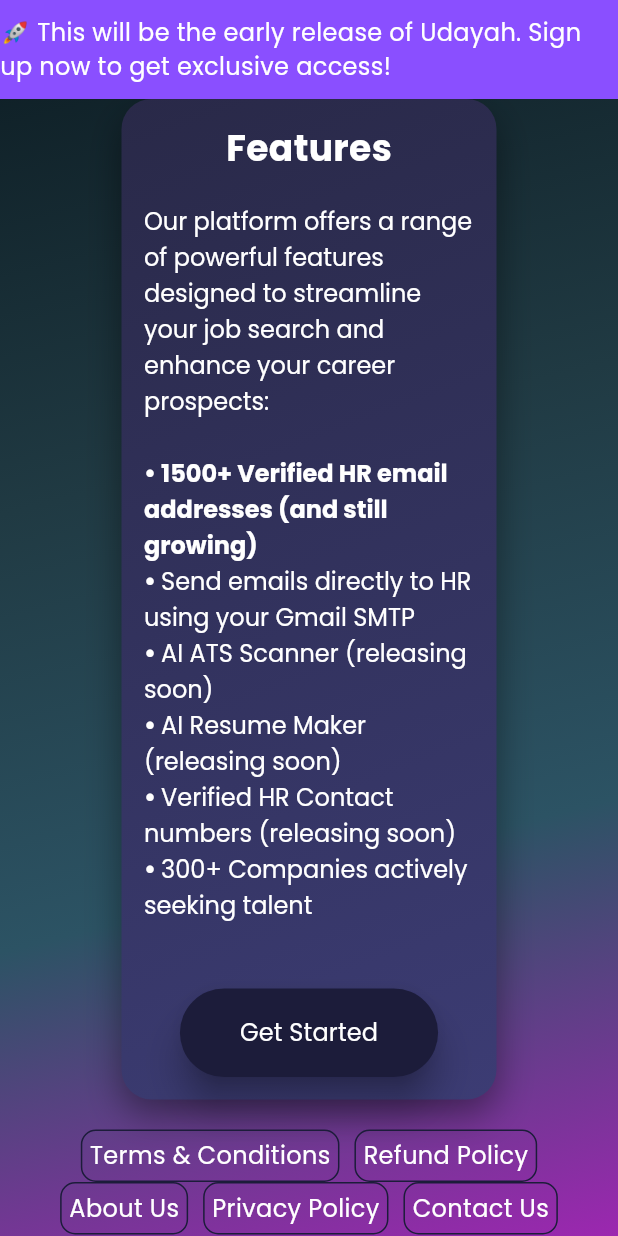
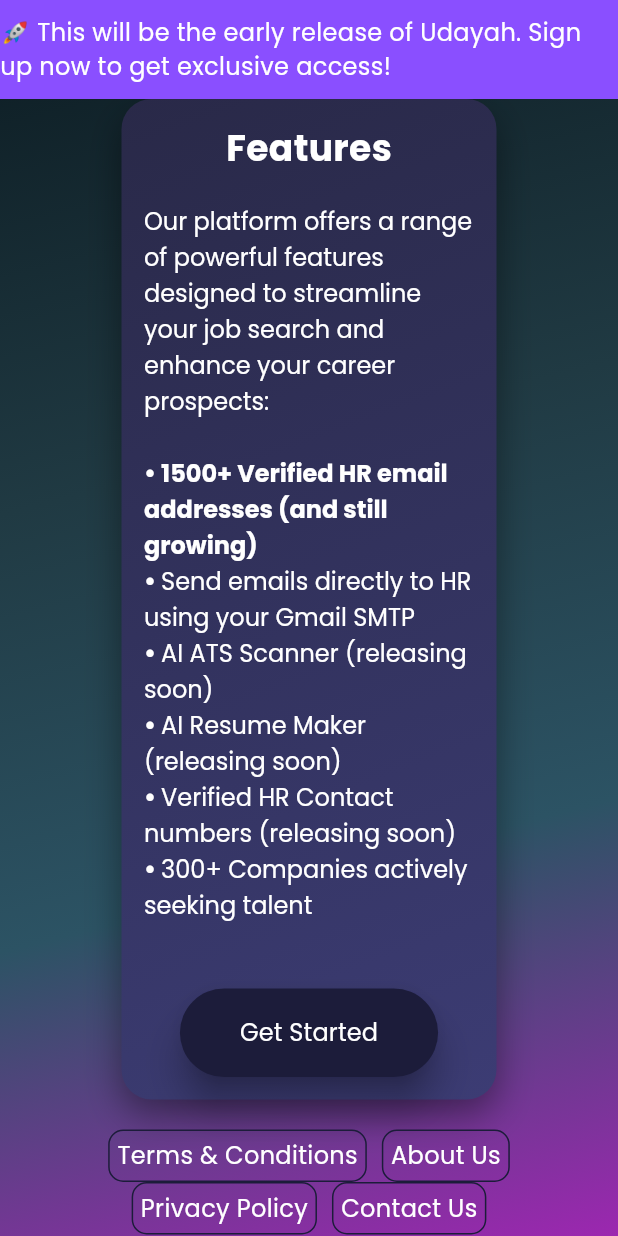
Before and after one commit to muzammildafedar/udayah, a Flutter app: the screen it shows after launch, scrolled down 576 dp, on a phone screen of 412 x 824 dp. Run offline on Flutter 3.47's test engine with Material 3 defaults, Android fonts, the phone set to English and light mode, and no system bars; our stand-ins replace cloud_firestore, file_picker, firebase_auth, firebase_core, firebase_storage, flutter_profile_picture and 3 more; missing offline and left inert: dart:html, encrypt, html_editor_enhanced; accounts and stored records are empty; generated files the repository leaves out were written again.

Commit message:
replaced the refund policy and popup content

```diff
--- a/lib/pages/landing_page.dart
+++ b/lib/pages/landing_page.dart
@@ -65,7 +65,7 @@
                       alignment: WrapAlignment.center,
                       children: [
                         _buildMenuButton(context, 'Terms & Conditions'),
-                        _buildMenuButton(context, 'Refund Policy'),
+                        // _buildMenuButton(context, 'Refund Policy'),
                         _buildMenuButton(context, 'About Us'),
                         _buildMenuButton(context, 'Privacy Policy'),
                         _buildMenuButton(context, 'Contact Us'),
--- a/lib/widgets/popups.dart
+++ b/lib/widgets/popups.dart
@@ -102,7 +102,7 @@
                           text: 'Who We Are:\n', style: AppTextStyles.regular),
                       TextSpan(
                         text:
-                            'Udayah is an early-stage startup, currently run by a dedicated solopreneur with a deep understanding of the challenges faced by job seekers and students entering the workforce. We\'re committed to providing innovative solutions that cater to the needs of both groups in today\'s competitive landscape.\n\n',
+                            'Udayah is an open-source tool, With a deep understanding of the challenges faced by job seekers and students entering the workforce. We\'re committed to providing innovative solutions that cater to the needs of both groups in today\'s competitive landscape.\n\n',
                         style: AppTextStyles.regular,
                       ),
                       TextSpan(
```
